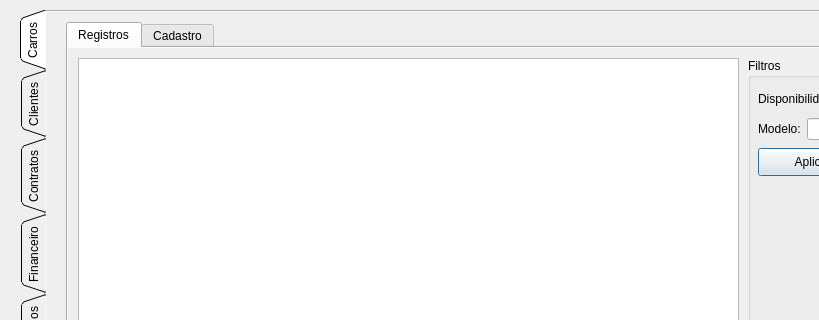
mathiashemmer/uni-devops, file Carluguel/modulescreen.ui: the form before one commit; both pictures show x 0 to 819 and y 0 to 320 of the 1020 by 607 pixel window.
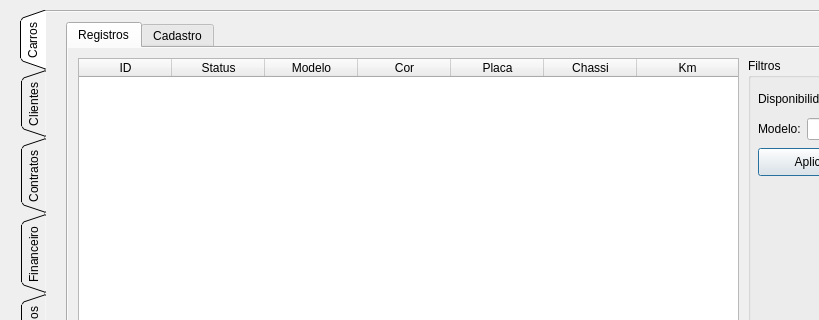
The form after the commit.

Patch:
```diff
--- a/Carluguel/modulescreen.ui
+++ b/Carluguel/modulescreen.ui
@@ -259,13 +259,19 @@
         <bool>true</bool>
        </property>
        <property name="gridStyle">
-        <enum>Qt::NoPen</enum>
+        <enum>Qt::SolidLine</enum>
+       </property>
+       <property name="sortingEnabled">
+        <bool>false</bool>
        </property>
        <property name="cornerButtonEnabled">
         <bool>false</bool>
        </property>
+       <property name="rowCount">
+        <number>0</number>
+       </property>
        <attribute name="horizontalHeaderVisible">
-        <bool>false</bool>
+        <bool>true</bool>
        </attribute>
        <attribute name="horizontalHeaderCascadingSectionResizes">
         <bool>false</bool>
@@ -289,6 +295,14 @@
         <property name="text">
          <string>ID</string>
         </property>
+        <property name="whatsThis">
+         <string/>
+        </property>
+        <property name="font">
+         <font>
+          <stylestrategy>PreferDefault</stylestrategy>
+         </font>
+        </property>
        </column>
        <column>
         <property name="text">
```
Left out of the diff: 7 changed lines with no effect on the pictures.
